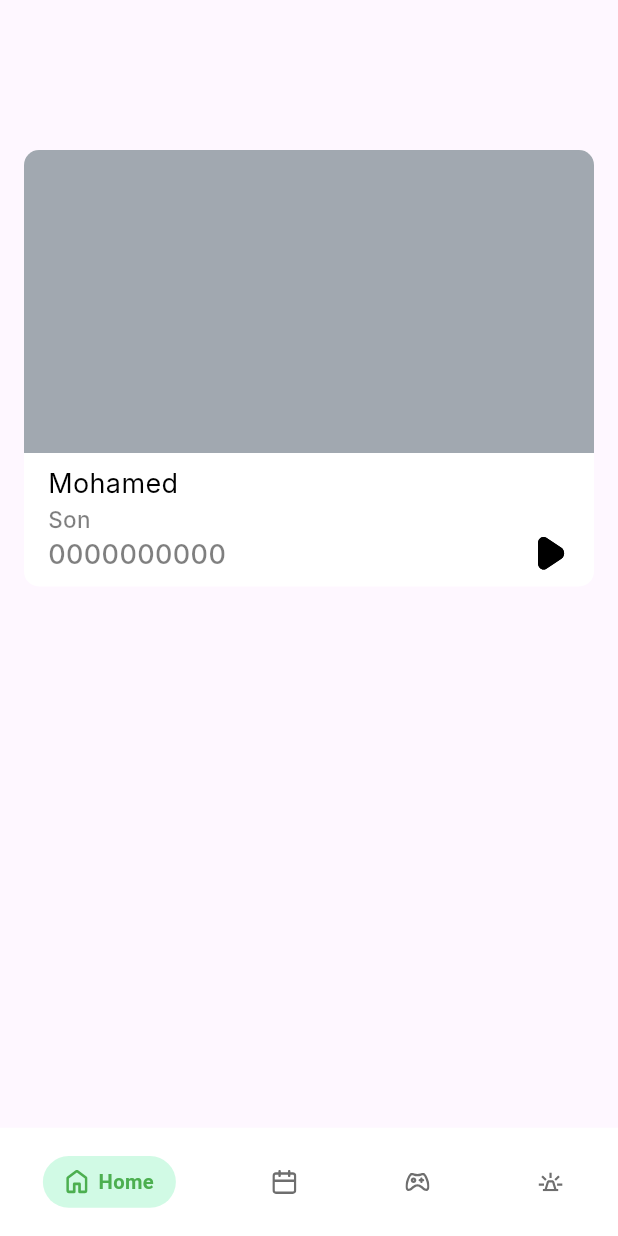
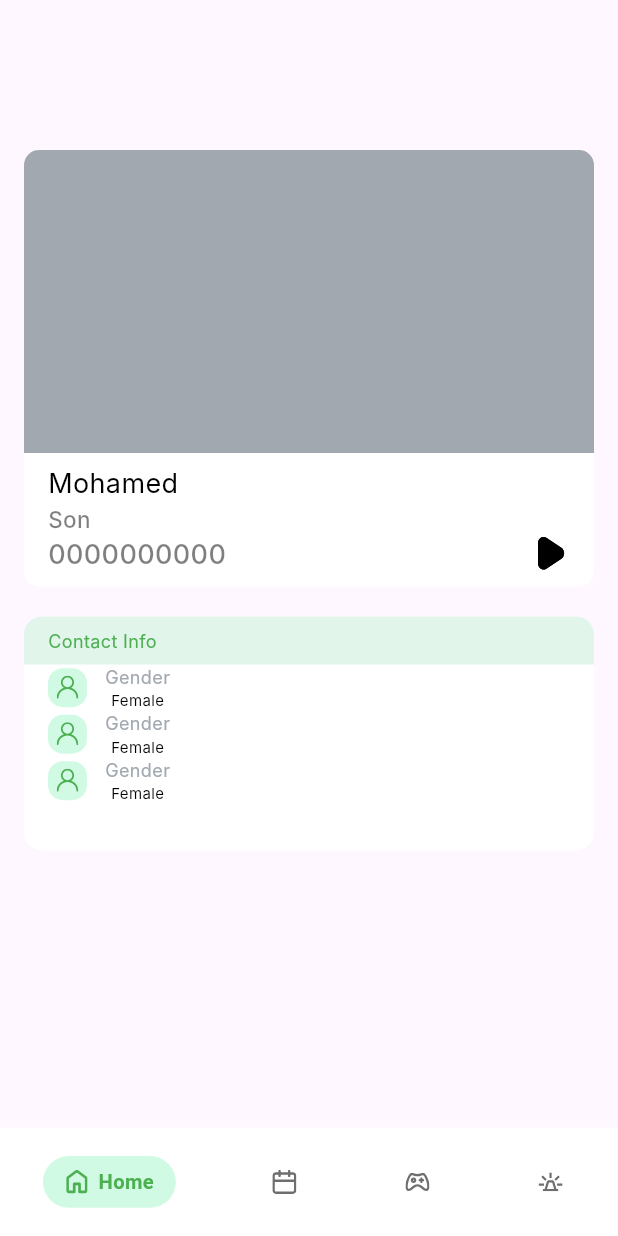
Before and after one commit to itchoh/Nesyan, a Flutter app: the screen it shows after launch, on a phone screen of 412 x 824 dp. Run offline on Flutter 3.47's test engine with Material 3 defaults, Android fonts, the phone set to English and light mode, and no system bars; our stand-ins replace flutter_screenutil, flutter_svg; Roboto replaces fonts that are missing (Inter).

Commit message:
containers.dart add contactinfo  container

```diff
--- a/lib/core/constant/text_style.dart
+++ b/lib/core/constant/text_style.dart
@@ -130,9 +130,9 @@ class AppFontStyle{
       fontFamily: 'Inter',
     );
   }
-  static TextStyle AnswerOrTitCardORreminderItemsOrInputButtomSheet(){
+  static TextStyle AnswerOrTitCardORreminderItemsOrInputButtomSheet({Color color=traditionalGreen}){
     return TextStyle(
-      color: traditionalGreen,
+      color: color,
       fontSize: 12,
       fontWeight: FontWeight.w400,
       fontFamily: 'Inter',
--- a/lib/core/widgets/containers.dart
+++ b/lib/core/widgets/containers.dart
@@ -57,8 +57,9 @@ class _ReminderCheckState extends State<ReminderCheck> {
                   widget.text,
                   style: AppFontStyle.PhoneNumber(),
                   maxLines: isExpanded ? null : 1,
-                  overflow:
-                  isExpanded ? TextOverflow.visible : TextOverflow.ellipsis,
+                  overflow: isExpanded
+                      ? TextOverflow.visible
+                      : TextOverflow.ellipsis,
                 ),
               ),
             ),
@@ -68,6 +69,7 @@ class _ReminderCheckState extends State<ReminderCheck> {
     );
   }
 }
+
 class FamilyBox extends StatelessWidget {
   const FamilyBox({
     super.key,
@@ -146,12 +148,129 @@ class GameBox extends StatelessWidget {
               ),
             ),
           ),
-          SizedBox(height: 8,),
-      Text(title, style: AppFontStyle.Title1(Colors.black)),
-      Text(subtitle, style: AppFontStyle.Alert()),
-          SizedBox(height: 8,),
+          SizedBox(height: 8),
+          Text(title, style: AppFontStyle.Title1(Colors.black)),
+          Text(subtitle, style: AppFontStyle.Alert()),
+          SizedBox(height: 8),
         ],
       ),
     );
   }
 }
+
+class ContactInfo extends StatelessWidget {
+  const ContactInfo({super.key, required this.text});
+  final String text;
+
+  @override
+  Widget build(BuildContext context) {
+    return Container(
+      height: 156,
+      decoration: BoxDecoration(
+        color: white,
+        borderRadius: BorderRadius.circular(12),
+      ),
+      child: Column(
+        children: [
+          Container(
+            height: 32,
+            width: double.infinity,
+            decoration: BoxDecoration(
+              color: padua35,
+              borderRadius: BorderRadius.only(
+                topLeft: Radius.circular(12),
+                topRight: Radius.circular(12),
+              ),
+            ),
+            child: Padding(
+              padding: EdgeInsetsGeometry.symmetric(
+                vertical: 8,
+                horizontal: 16,
+              ),
+              child: Text(
+                text,
+                style:
+                    AppFontStyle.AnswerOrTitCardORreminderItemsOrInputButtomSheet(),
+              ),
+            ),
+          ),
+          Padding(
+            padding: EdgeInsetsGeometry.symmetric(horizontal: 16),
+            child: Column(
+              children: [
+                ContactRow(
+                  iconpath: AppIcons.person,
+                  answer: 'Gender',
+                  disease: 'Female',
+                ),
+                ContactRow(
+                  iconpath: AppIcons.person,
+                  answer: 'Gender',
+                  disease: 'Female',
+                ),
+                ContactRow(
+                  iconpath: AppIcons.person,
+                  answer: 'Gender',
+                  disease: 'Female',
+                ),
+              ],
+            ),
+          ),
+        ],
+      ),
+    );
+  }
+}
+class ContactRow extends StatelessWidget {
+  const ContactRow({
+    super.key,
+    required this.iconpath,
+    required this.answer,
+    required this.disease,
+  });
+  final String iconpath;
+  final String answer;
+  final String disease;
+  @override
+  Widget build(BuildContext context) {
+    return Row(
+      children: [
+        BackgroundIcon(iconpath: iconpath,),
+        SizedBox(width: 12),
+        Column(
+          children: [
+            Text(
+              answer,
+              style:
+                  AppFontStyle.AnswerOrTitCardORreminderItemsOrInputButtomSheet(
+                    color: grayChateau,
+                  ),
+            ),
+            Text(disease, style: AppFontStyle.disease()),
+          ],
+        ),
+      ],
+    );
+  }
+}
+class BackgroundIcon extends StatelessWidget {
+  const BackgroundIcon({super.key, required this.iconpath});
+  final String iconpath;
+  @override
+  Widget build(BuildContext context) {
+    return  Stack(
+      alignment: AlignmentGeometry.center,
+      children: [
+        Container(
+          height: 26,
+          width: 26,
+          decoration: BoxDecoration(
+            color: grannyApple,
+            borderRadius: BorderRadius.circular(10),
+          ),
+        ),
+        AppIconStyle.small(iconpath, color: traditionalGreen),
+      ],
+    );
+  }
+}
--- a/lib/home_feature/home_screen.dart
+++ b/lib/home_feature/home_screen.dart
@@ -11,7 +11,13 @@ class HomeScreen extends StatelessWidget {
   Widget build(BuildContext context) {
     return Padding(
       padding: const EdgeInsets.symmetric(horizontal: 16,vertical: 100),
-      child: FamilyBox(title: "Mohamed",subtitle: "Son",number: "0000000000",)
+      child: Column(
+        children: [
+          FamilyBox(title: "Mohamed",subtitle: "Son",number: "0000000000",),
+          SizedBox(height: 20,),
+          ContactInfo(text: 'Contact Info')
+        ],
+      )
       //MainButton(funName: "home", onPressed: () {},textstyle: AppFontStyle.buttont(),),
     );
   }
--- a/lib/main.dart
+++ b/lib/main.dart
@@ -48,7 +48,6 @@ class Home extends StatelessWidget {
           child: Column(
             children: [
               SizedBox(height: 100),
-
               MainButton(funName: "Delete",textstyle: AppFontStyle.Quection(),width: 140,hight: 25,icon: AppIconStyle.small(AppIcons.delete,color: white),fillcolor: Colors.red,bordercolor: shockingRed,onPressed: (){},
                 ),
               SizedBox(height: 100),
```
